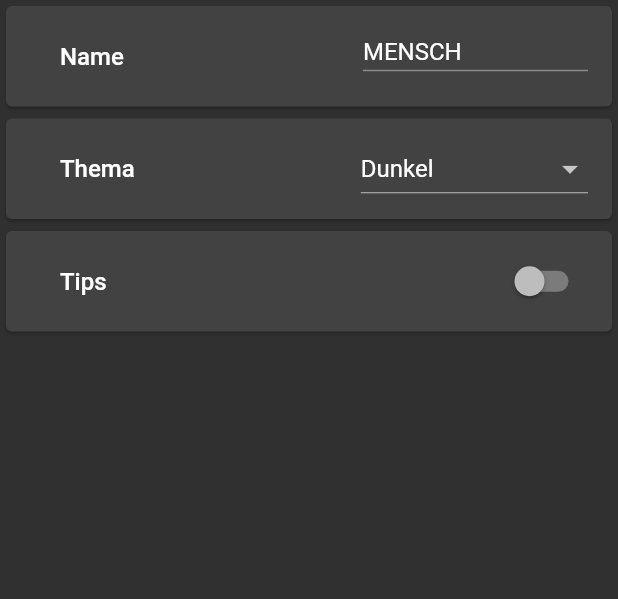
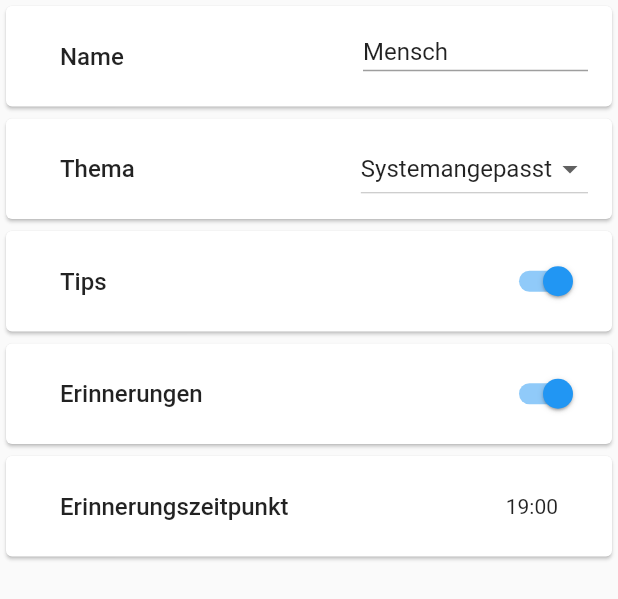
Before and after one commit to nighty34/Gluecksbarometer, a Flutter app: the SettingsTab widget shown alone on an empty page, opened directly, on a phone screen of 412 x 824 dp. Shown: the top 599 px of the screen. Run offline on Flutter 3.47's test engine with Material 2 defaults, Android fonts, the phone set to English and light mode, and no system bars; our stand-ins replace charts_flutter, flutter_local_notifications, flutter_rating_bar, sqflite, timezone; accounts and stored records are empty.

Commit message:
Add reminder notification

```diff
--- a/lib/main.dart
+++ b/lib/main.dart
@@ -12,8 +12,12 @@ import 'package:gluecks_barometer/src/view/settings_tab.dart';
 import 'package:gluecks_barometer/src/view/tips_tab.dart';
 import 'package:gluecks_barometer/src/view/welcome_screen.dart';
 import 'package:provider/provider.dart';
+import 'package:timezone/data/latest.dart' as tz;
+import 'package:timezone/timezone.dart' as tz;
 
 void main() {
+  tz.initializeTimeZones();
+  tz.setLocalLocation(tz.getLocation("Europe/Zurich"));
   runApp(Gluecksbarometer());
 }
 
--- a/lib/src/model/settings.dart
+++ b/lib/src/model/settings.dart
@@ -1,3 +1,5 @@
+import 'package:flutter/material.dart';
+
 enum ThemeType {
   SYSTEM_DEFAULT, DARK, LIGHT
 }
@@ -8,11 +10,13 @@ class Settings {
   String name;
   ThemeType theme;
   bool tipsEnabled;
+  bool reminderEnabled;
+  TimeOfDay reminderTime;
 
-  Settings(this.name, this.theme, this.tipsEnabled) {
+  Settings(this.name, this.theme, this.tipsEnabled, this.reminderEnabled, this.reminderTime) {
     stype = "user";
   }
-  Settings.identified(this.stype, this.name, this.theme, this.tipsEnabled);
+  Settings.identified(this.stype, this.name, this.theme, this.tipsEnabled, this.reminderEnabled, this.reminderTime);
 
   Settings.fromMap(Map<String, dynamic> map) {
     this.stype = map["stype"];
@@ -24,6 +28,10 @@ class Settings {
       case 1: this.theme = ThemeType.DARK; break;
       case 2: this.theme = ThemeType.LIGHT; break;
     }
+
+    this.reminderEnabled = map["reminderEnabled"] == 1;
+
+    this.reminderTime = TimeOfDay.fromDateTime(DateTime.parse(map["reminderTime"]));
   }
 
   Map<String, dynamic> toMap() {
@@ -34,11 +42,16 @@ class Settings {
       case ThemeType.LIGHT: _theme = 2; break;
     }
 
+    String reminderHour = reminderTime.hour < 10 ? "0" : "" + reminderTime.hour.toString();
+    String reminderMinute = reminderTime.minute < 10 ? "0" : "" + reminderTime.minute.toString();
+
     return {
       "stype": stype,
       "name": name,
       "themeType": _theme,
-      "tipsEnabled": tipsEnabled ? 1 : 0
+      "tipsEnabled": tipsEnabled ? 1 : 0,
+      "reminderEnabled": reminderEnabled ? 0 : 1,
+      "reminderTime": "1970-01-01 $reminderHour:$reminderMinute:00" // There is no such thing as timeofday in sqlite so we have to save it as a date
     };
   }
 }
--- a/lib/src/view/new_datapoint.dart
+++ b/lib/src/view/new_datapoint.dart
@@ -94,7 +94,7 @@ class NewDatapoint extends StatelessWidget {
         child: Container(
           decoration: BoxDecoration(
             borderRadius: BorderRadius.all(Radius.circular(5)),
-            color: controller.chosenActivities.contains(activity) ? Colors.white30 : Colors.transparent,
+            color: controller.chosenActivities.contains(activity) ? Colors.white12 : Colors.transparent,
           ),
           padding: EdgeInsets.all(5),
           child: Column(
--- a/lib/src/view/settings_tab.dart
+++ b/lib/src/view/settings_tab.dart
@@ -39,6 +39,31 @@ class SettingsTab extends StatelessWidget {
             onChanged: (v) => controller.tipsEnabled = v,
             value: controller.settings.tipsEnabled,
           ),
+        )),
+        Card(child: ListTile(
+          title: _Title("Erinnerungen"),
+          trailing: Switch(
+            activeColor: Theme.of(context).primaryColor,
+            onChanged: (v) => controller.reminderEnabled = v,
+            value: controller.settings.reminderEnabled,
+          ),
+        )),
+        Card(child: ListTile(
+          title: _Title("Erinnerungszeitpunkt"),
+          trailing: InkWell(
+            child: Container(
+              padding: EdgeInsets.fromLTRB(20, 5, 20, 5),
+              child: Text(controller.settings.reminderTime.hour.toString() + ":" +
+                (controller.settings.reminderTime.minute < 10 ? "0" : "") +
+                controller.settings.reminderTime.minute.toString())
+            ),
+            onTap: () async {
+              TimeOfDay picked = await showTimePicker(context: context, initialTime: controller.settings.reminderTime);
+              if (picked != null) { // if the user cancels, the returned value is null.
+                controller.reminderTime = picked;
+              }
+            },
+          ),
         ))
       ],
     );
--- a/pubspec.yaml
+++ b/pubspec.yaml
@@ -28,6 +28,7 @@ dependencies:
   path: ^1.7.0
   cupertino_icons: ^1.0.1
   flutter_launcher_icons: ^0.8.1
+  flutter_local_notifications: ^4.0.1+1
   flutter:
     sdk: flutter
 
```
Also changed, not shown: lib/src/controller/settings_controller.dart (+29 -1 lines), lib/src/data/db.dart (+3 -4 lines), lib/src/view/reminder_notification.dart (added, +56 -0 lines), pubspec.lock, 22 other files.
